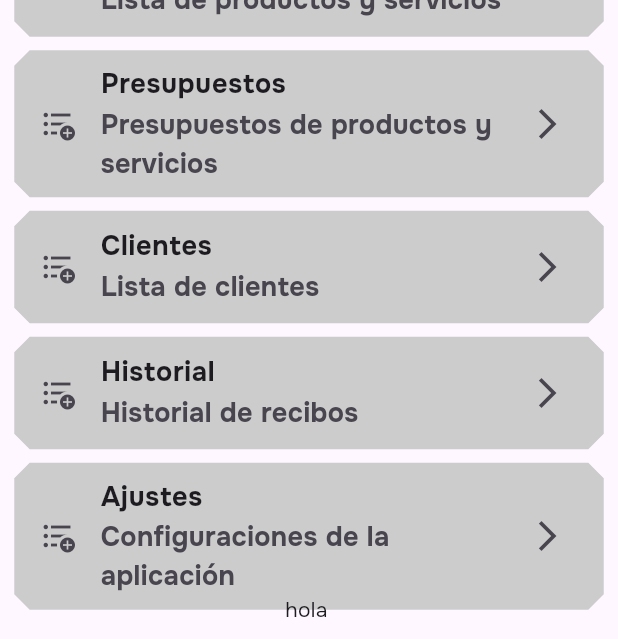
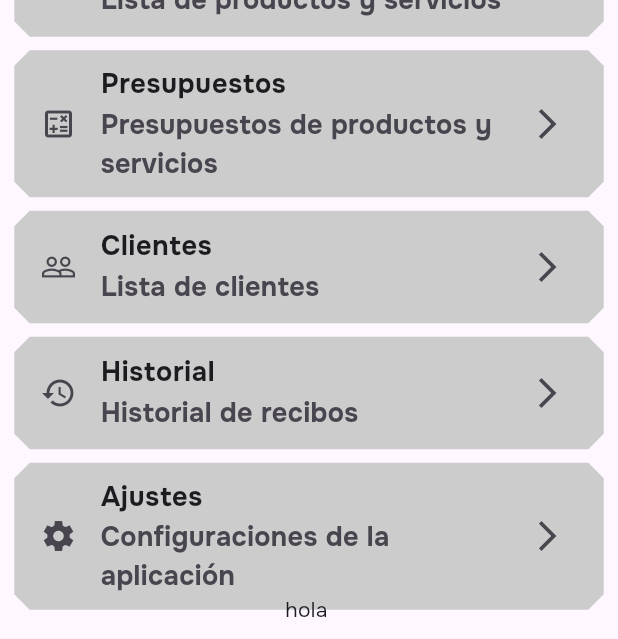
Before and after one commit to HanJian16/Ballots-Template, a Flutter app: the screen it shows after launch, on a phone screen of 412 x 824 dp. Shown: the part 594-1233 px from the top of the screen. Run offline on Flutter 3.47's test engine with Material 3 defaults, Android fonts, the phone set to English and light mode, and no system bars; our stand-ins replace get, google_fonts, permission_handler, signature.

Commit message:
Cambio de los iconos del HomeScreen

```diff
--- a/frontend/ballots_template_flutter/lib/utils/homescreen_datalist.dart
+++ b/frontend/ballots_template_flutter/lib/utils/homescreen_datalist.dart
@@ -20,22 +20,22 @@ getListTileData() {
     {
       'title': 'Presupuestos',
       'subtitle': 'Presupuestos de productos y servicios',
-      'icon': Icons.format_list_bulleted_add,
+      'icon': Icons.calculate_outlined,
     },
     {
       'title': 'Clientes',
       'subtitle': 'Lista de clientes',
-      'icon': Icons.format_list_bulleted_add
+      'icon': Icons.people_outline,
     },
     {
       'title': 'Historial',
       'subtitle': 'Historial de recibos',
-      'icon': Icons.format_list_bulleted_add,
+      'icon': Icons.history,
     },
     {
       'title': 'Ajustes',
       'subtitle': 'Configuraciones de la aplicación',
-      'icon': Icons.format_list_bulleted_add,
+      'icon': Icons.settings_sharp,
     }
   ];
 
```
